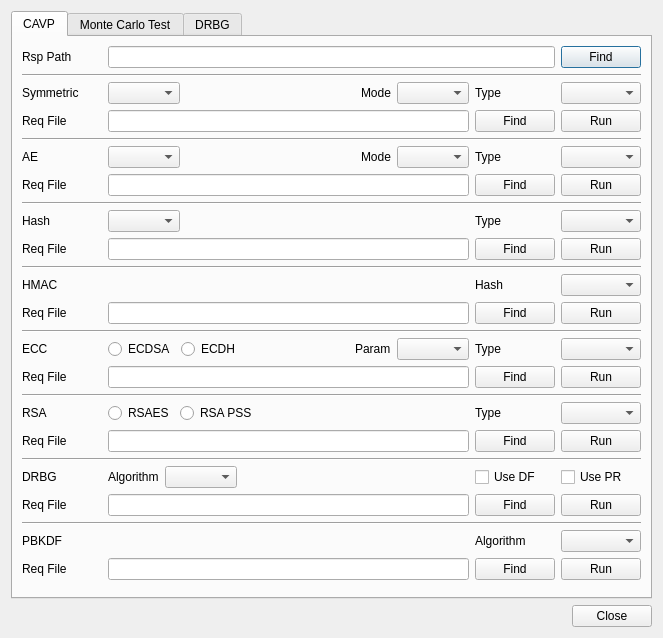
Before: the Qt Designer form BerEditor/cavp_dlg.ui in jykim74/BerEditor, drawn with Qt 5.
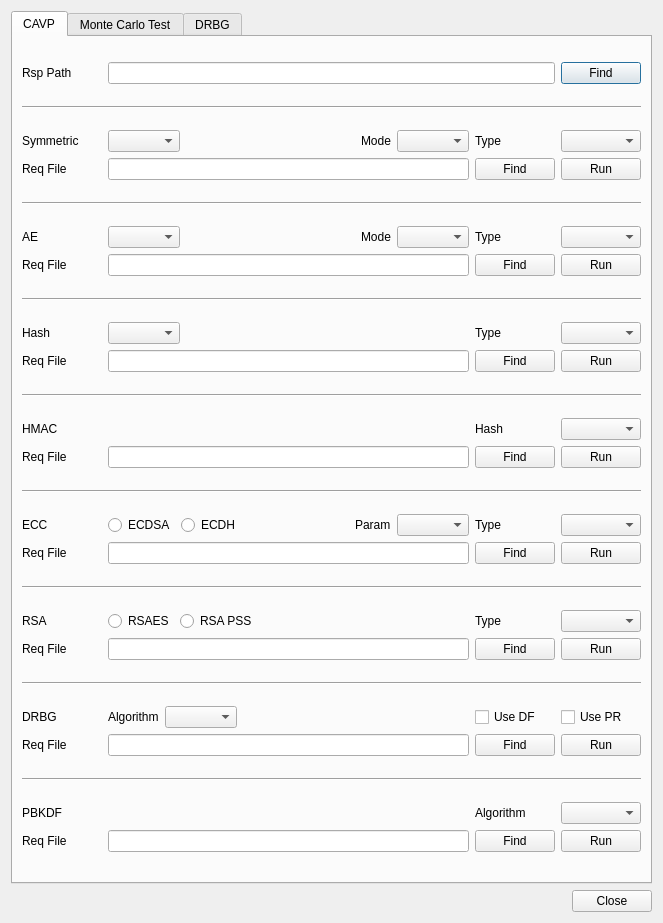
After: the same form once the commit is applied.

Commit message: 소스 개선

```diff
--- a/BerEditor/cavp_dlg.ui
+++ b/BerEditor/cavp_dlg.ui
@@ -7,7 +7,7 @@
     <x>0</x>
     <y>0</y>
     <width>663</width>
-    <height>638</height>
+    <height>923</height>
    </rect>
   </property>
   <property name="windowTitle">
```
The commit also changes 1 other file.
